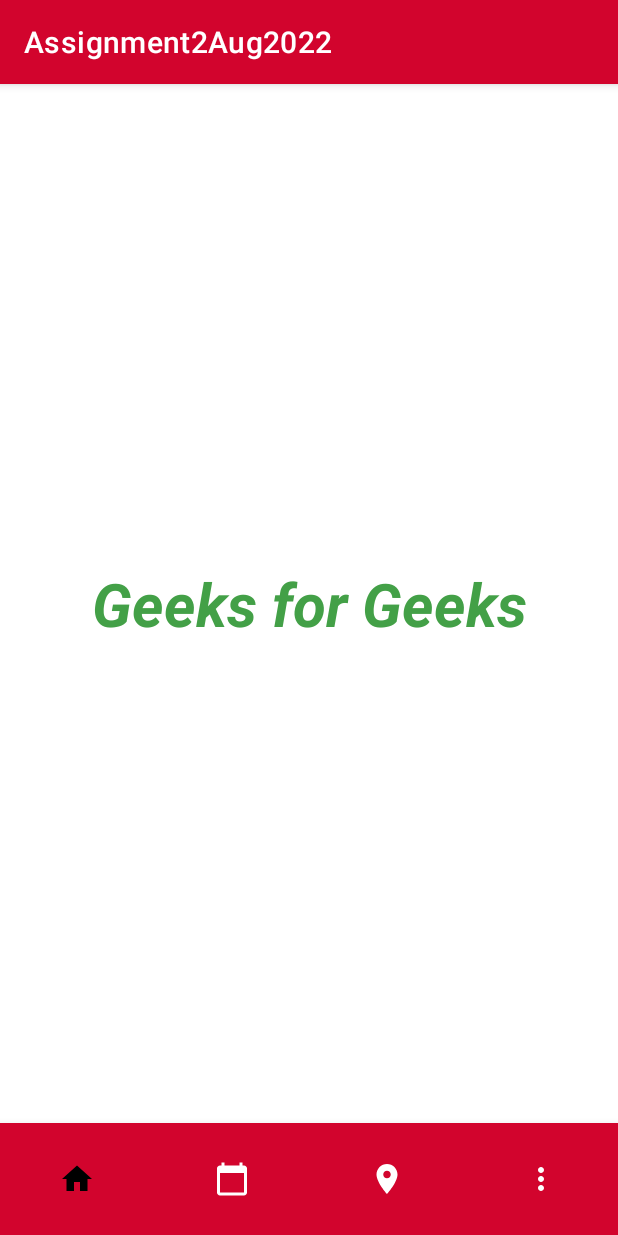
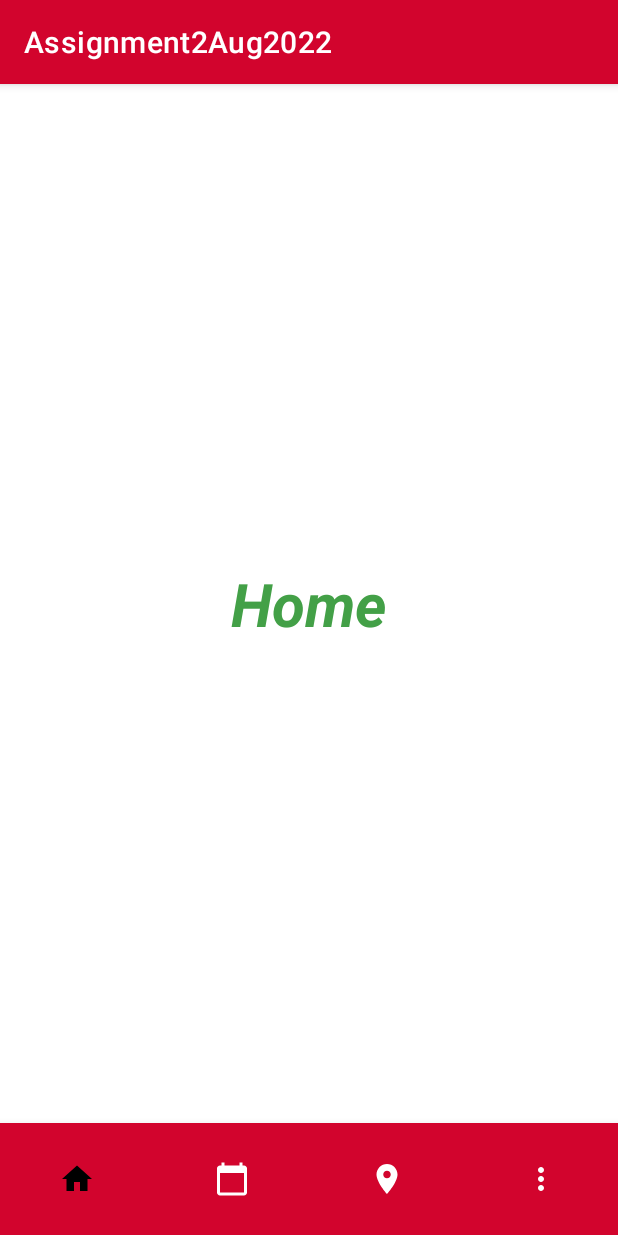
Before and after one commit to josephwongX/Assignment2Aug2022, an Android app: the screen it shows after launch (MainActivity), on a phone screen of 412 x 824 dp. Run offline under Robolectric (Android 15) with nearby library versions, the phone set to English and light mode, and no system bars.

Commit message:
Change text on home screen

```diff
--- a/app/src/main/res/layout/fragment_first.xml
+++ b/app/src/main/res/layout/fragment_first.xml
@@ -10,7 +10,7 @@
         android:id="@+id/firstFragment"
         android:layout_width="wrap_content"
         android:layout_height="wrap_content"
-        android:text="Geeks for Geeks"
+        android:text="@string/home"
         android:textColor="#43a047"
         android:textSize="40sp"
         android:textStyle="italic|bold"
--- a/app/src/main/res/values/strings.xml
+++ b/app/src/main/res/values/strings.xml
@@ -6,4 +6,5 @@
     <string name="location">Location</string>
     <string name="more">More</string>
     <string name="hello_blank_fragment">Hello blank fragment</string>
+
 </resources>
```
